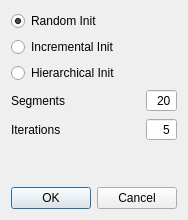
rikba/cgal-public-dev, file Surface_mesh_approximation/demo/Surface_mesh_approximation/dialSettings.ui: the form before one commit.
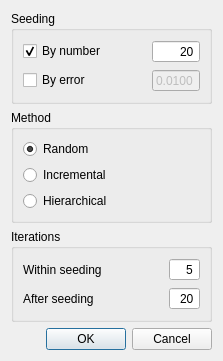
The form after the commit.

Commit message: add seeding by error in demo

What changed in the file:
```diff
--- a/Surface_mesh_approximation/demo/Surface_mesh_approximation/dialSettings.ui
+++ b/Surface_mesh_approximation/demo/Surface_mesh_approximation/dialSettings.ui
@@ -7,7 +7,7 @@
     <x>0</x>
     <y>0</y>
     <width>266</width>
-    <height>211</height>
+    <height>357</height>
    </rect>
   </property>
   <property name="windowTitle">
@@ -18,9 +18,104 @@
     <enum>QLayout::SetFixedSize</enum>
    </property>
    <item>
+    <widget class="QGroupBox" name="groupBox_2">
+     <property name="title">
+      <string>Seeding</string>
+     </property>
+     <layout class="QGridLayout" name="gridLayout_2">
+      <item row="0" column="0">
+       <widget class="QCheckBox" name="checkBox_number">
+        <property name="text">
+         <string>By number</string>
+        </property>
+        <property name="checked">
+         <bool>true</bool>
+        </property>
+        <property name="autoExclusive">
+         <bool>true</bool>
+        </property>
+       </widget>
+      </item>
+      <item row="0" column="2">
+       <widget class="QSpinBox" name="NumSegments">
+        <property name="alignment">
+         <set>Qt::AlignRight|Qt::AlignTrailing|Qt::AlignVCenter</set>
+        </property>
+        <property name="buttonSymbols">
+         <enum>QAbstractSpinBox::NoButtons</enum>
+        </property>
+        <property name="maximum">
+         <number>999</number>
+        </property>
+        <property name="value">
+         <number>20</number>
+        </property>
+       </widget>
+      </item>
+      <item row="1" column="0">
+       <widget class="QCheckBox" name="checkBox_error">
+        <property name="text">
+         <string>By error</string>
+        </property>
+        <property name="autoExclusive">
+         <bool>true</bool>
+        </property>
+       </widget>
+      </item>
+      <item row="1" column="2">
+       <widget class="QDoubleSpinBox" name="ErrorDrop">
+        <property name="enabled">
+         <bool>false</bool>
+        </property>
+        <property name="alignment">
+         <set>Qt::AlignRight|Qt::AlignTrailing|Qt::AlignVCenter</set>
+        </property>
+        <property name="buttonSymbols">
+         <enum>QAbstractSpinBox::NoButtons</enum>
+        </property>
+        <property name="decimals">
+         <number>4</number>
+        </property>
+        <property name="minimum">
+         <double>0.000100000000000</double>
+        </property>
+        <property name="maximum">
+         <double>1.000000000000000</double>
+        </property>
+        <property name="singleStep">
+         <double>0.010000000000000</double>
+        </property>
+        <property name="value">
+         <double>0.010000000000000</double>
+        </property>
+       </widget>
+      </item>
+      <item row="0" column="1">
+       <spacer name="horizontalSpacer_2">
+        <property name="orientation">
+         <enum>Qt::Horizontal</enum>
+        </property>
+        <property name="sizeHint" stdset="0">
+         <size>
+          <width>40</width>
+          <height>20</height>
+         </size>
+        </property>
+       </spacer>
+      </item>
+     </layout>
+    </widget>
+   </item>
+   <item>
+    <widget class="QGroupBox" name="groupBox">
+     <property name="title">
+      <string>Method</string>
+     </property>
+     <layout class="QVBoxLayout" name="verticalLayout_3">
+      <item>
     <widget class="QRadioButton" name="InitRandom">
      <property name="text">
-      <string>Random Init</string>
+         <string>Random</string>
      </property>
      <property name="checked">
       <bool>true</bool>
@@ -30,37 +125,51 @@
    <item>
     <widget class="QRadioButton" name="InitIncremental">
      <property name="text">
-      <string>Incremental Init</string>
+         <string>Incremental</string>
      </property>
     </widget>
    </item>
    <item>
     <widget class="QRadioButton" name="InitHierarchical">
      <property name="text">
-      <string>Hierarchical Init</string>
-     </property>
+         <string>Hierarchical</string>
+        </property>
+       </widget>
+      </item>
+     </layout>
     </widget>
    </item>
    <item>
-    <layout class="QGridLayout" name="gridLayout">
-     <item row="1" column="1">
-      <spacer name="horizontalSpacer">
-       <property name="orientation">
-        <enum>Qt::Horizontal</enum>
-       </property>
-       <property name="sizeHint" stdset="0">
-        <size>
-         <width>40</width>
-         <height>20</height>
-        </size>
-       </property>
-      </spacer>
-     </item>
-     <item row="1" column="0">
-      <widget class="QLabel" name="label">
-       <property name="text">
+    <widget class="QGroupBox" name="groupBox_3">
+     <property name="title">
         <string>Iterations</string>
        </property>
+     <layout class="QGridLayout" name="gridLayout_3">
+      <item row="0" column="1">
+       <spacer name="horizontalSpacer_3">
+        <property name="orientation">
+         <enum>Qt::Horizontal</enum>
+        </property>
+        <property name="sizeHint" stdset="0">
+         <size>
+          <width>40</width>
+          <height>20</height>
+         </size>
+        </property>
+       </spacer>
+      </item>
+      <item row="0" column="0">
+       <widget class="QLabel" name="label_2">
+        <property name="text">
+         <string>Within seeding</string>
+        </property>
+       </widget>
+      </item>
+      <item row="1" column="0">
+       <widget class="QLabel" name="label">
+        <property name="text">
+         <string>After seeding</string>
+        </property>
       </widget>
      </item>
      <item row="1" column="2">
@@ -72,50 +181,28 @@
         <enum>QAbstractSpinBox::NoButtons</enum>
        </property>
        <property name="maximum">
-        <number>99</number>
+         <number>999</number>
+        </property>
+        <property name="value">
+         <number>20</number>
+        </property>
+       </widget>
+      </item>
+      <item row="0" column="2">
+       <widget class="QSpinBox" name="NumInnerIterations">
+        <property name="alignment">
+         <set>Qt::AlignRight|Qt::AlignTrailing|Qt::AlignVCenter</set>
+        </property>
+        <property name="buttonSymbols">
+         <enum>QAbstractSpinBox::NoButtons</enum>
        </property>
        <property name="value">
         <number>5</number>
        </property>
       </widget>
      </item>
-     <item row="2" column="0">
-      <spacer name="verticalSpacer">
-       <property name="orientation">
-        <enum>Qt::Vertical</enum>
-       </property>
-       <property name="sizeHint" stdset="0">
-        <size>
-         <width>20</width>
-         <height>40</height>
-        </size>
-       </property>
-      </spacer>
-     </item>
-     <item row="0" column="0">
-      <widget class="QLabel" name="label_2">
-       <property name="text">
-        <string>Segments</string>
-       </property>
-      </widget>
-     </item>
-     <item row="0" column="2">
-      <widget class="QSpinBox" name="NumSegments">
-       <property name="alignment">
-        <set>Qt::AlignRight|Qt::AlignTrailing|Qt::AlignVCenter</set>
-       </property>
-       <property name="buttonSymbols">
-        <enum>QAbstractSpinBox::NoButtons</enum>
-       </property>
-       <property name="maximum">
-        <number>999</number>
-       </property>
-       <property name="value">
-        <number>20</number>
-       </property>
-      </widget>
-     </item>
-    </layout>
+     </layout>
+    </widget>
    </item>
    <item>
     <widget class="QDialogButtonBox" name="buttonBox">
```
Left out of the diff: 42 changed lines with no effect on the pictures. Lines whose indentation alone changed are shown as unchanged. The commit also changes 4 other files.
